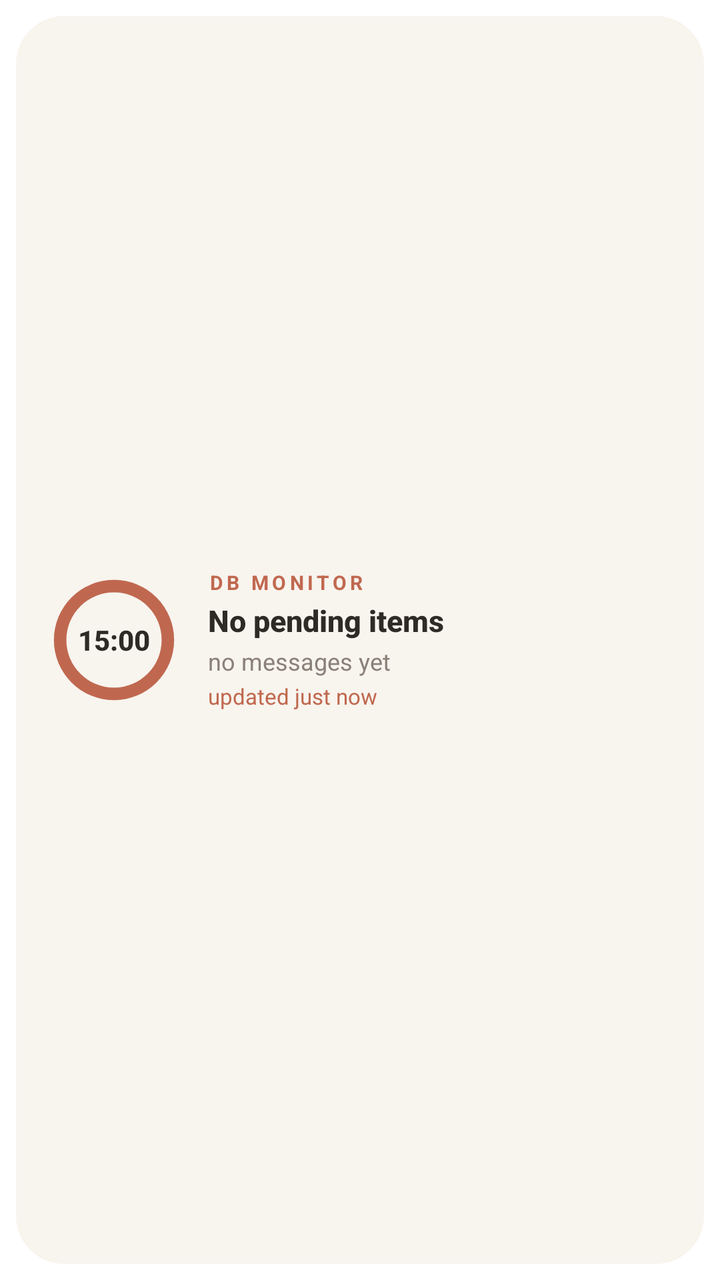
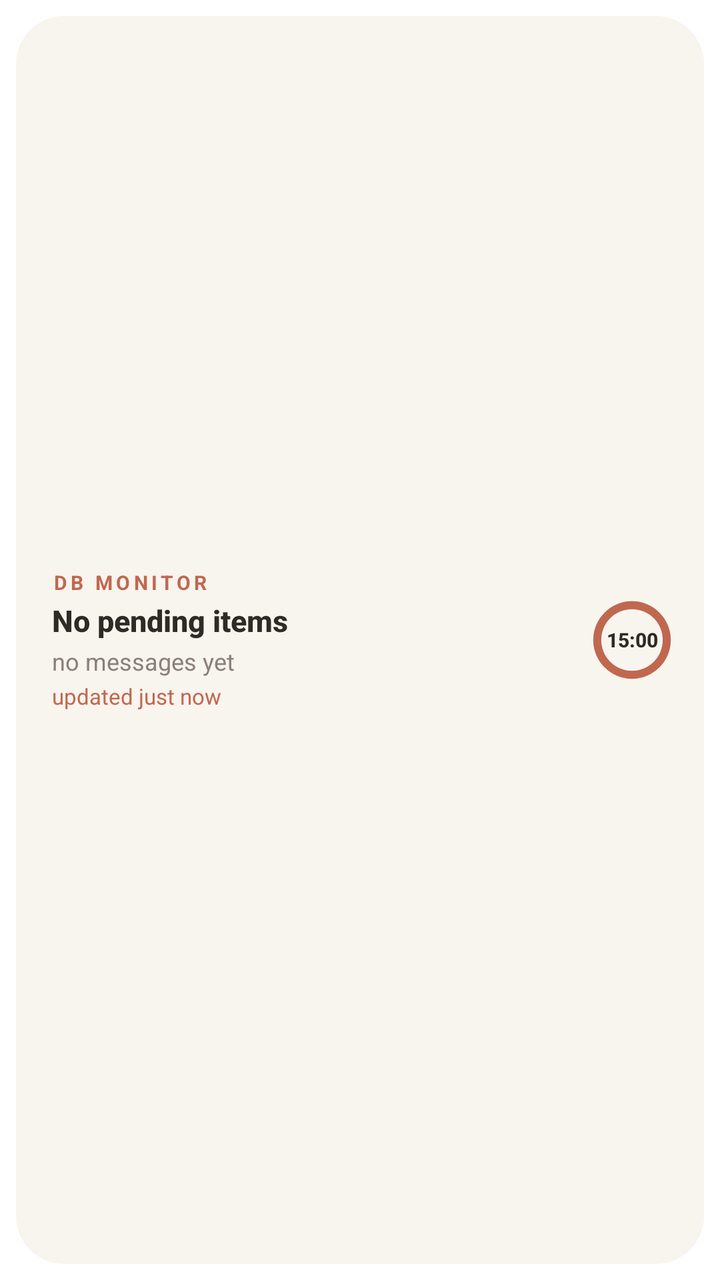

Screens rendered from an Android XML layout before and after an edit, with the pre-edit source and the edit as a unified diff.
<!-- AndroidManifest.xml: fallback theme Theme.MaterialComponents.DayNight.NoActionBar -->
<!-- res/layout/soft_day_widget.xml -->
<?xml version="1.0" encoding="utf-8"?>
<FrameLayout xmlns:android="http://schemas.android.com/apk/res/android"
    android:id="@+id/widget_root"
    android:layout_width="match_parent"
    android:layout_height="match_parent"
    android:padding="8dp">

    <LinearLayout
        android:id="@+id/widget_card"
        android:layout_width="match_parent"
        android:layout_height="match_parent"
        android:orientation="horizontal"
        android:gravity="center_vertical"
        android:background="@drawable/widget_card_bg"
        android:paddingStart="18dp"
        android:paddingEnd="18dp"
        android:paddingTop="14dp"
        android:paddingBottom="14dp">

        
        <FrameLayout
            android:layout_width="62dp"
            android:layout_height="62dp">

            <ProgressBar
                android:id="@+id/widget_ring"
                style="?android:attr/progressBarStyleHorizontal"
                android:layout_width="62dp"
                android:layout_height="62dp"
                android:progressDrawable="@drawable/widget_ring"
                android:max="900"
                android:progress="900"
                android:indeterminate="false"/>

            <TextView
                android:id="@+id/widget_countdown"
                android:layout_width="match_parent"
                android:layout_height="match_parent"
                android:gravity="center"
                android:text="15:00"
                android:textColor="@color/widget_heading"
                android:textSize="14sp"
                android:textStyle="bold"
                android:fontFamily="sans-serif-medium"/>
        </FrameLayout>

        <LinearLayout
            android:layout_width="0dp"
            android:layout_height="wrap_content"
            android:layout_weight="1"
            android:layout_marginStart="16dp"
            android:orientation="vertical">

            <TextView
                android:id="@+id/widget_title"
                android:layout_width="match_parent"
                android:layout_height="wrap_content"
                android:text="DB MONITOR"
                android:textColor="@color/widget_accent"
                android:textSize="10sp"
                android:letterSpacing="0.18"
                android:textStyle="bold"/>

            <TextView
                android:id="@+id/widget_pending"
                android:layout_width="match_parent"
                android:layout_height="wrap_content"
                android:layout_marginTop="2dp"
                android:text="No pending items"
                android:textColor="@color/widget_heading"
                android:textSize="15sp"
                android:textStyle="bold"
                android:fontFamily="sans-serif-medium"/>

            <TextView
                android:id="@+id/widget_latest"
                android:layout_width="match_parent"
                android:layout_height="wrap_content"
                android:layout_marginTop="2dp"
                android:maxLines="1"
                android:ellipsize="end"
                android:text="no messages yet"
                android:textColor="@color/widget_muted"
                android:textSize="12sp"/>

            
            <TextView
                android:id="@+id/widget_updated"
                android:layout_width="match_parent"
                android:layout_height="wrap_content"
                android:layout_marginTop="2dp"
                android:maxLines="1"
                android:ellipsize="end"
                android:text="updated just now"
                android:textColor="@color/widget_accent"
                android:textSize="11sp"/>
        </LinearLayout>
    </LinearLayout>
</FrameLayout>
<!-- resources referenced by this layout -->
<resources>
  <color name="widget_accent">#C0684F</color>
  <color name="widget_heading">#2E2A26</color>
  <color name="widget_muted">#8A8078</color>
  <!-- drawable widget_card_bg (drawable) -->
  <?xml version="1.0" encoding="utf-8"?>
  <shape xmlns:android="http://schemas.android.com/apk/res/android"
      android:shape="rectangle">
      <solid android:color="@color/widget_card"/>
      <corners android:radius="24dp"/>
  </shape>
  <!-- drawable widget_ring (drawable) -->
  <?xml version="1.0" encoding="utf-8"?>
  <layer-list xmlns:android="http://schemas.android.com/apk/res/android">
      <item android:id="@android:id/background">
          <shape android:shape="ring"
              android:innerRadiusRatio="2.6"
              android:thicknessRatio="10"
              android:useLevel="false">
              <solid android:color="@color/widget_track"/>
          </shape>
      </item>
      <item android:id="@android:id/progress">
          <rotate
              android:fromDegrees="270"
              android:toDegrees="630">
              <shape android:shape="ring"
                  android:innerRadiusRatio="2.6"
                  android:thicknessRatio="10"
                  android:useLevel="true">
                  <solid android:color="@color/widget_accent"/>
              </shape>
          </rotate>
      </item>
  </layer-list>
  <color name="widget_card">#F8F4EE</color>
  <color name="widget_track">#D8D0C6</color>
</resources>

<!-- the commit's change to res/layout/soft_day_widget.xml (unified diff, before → after) -->
@@ -13,42 +13,15 @@
         android:gravity="center_vertical"
         android:background="@drawable/widget_card_bg"
         android:paddingStart="18dp"
-        android:paddingEnd="18dp"
+        android:paddingEnd="16dp"
         android:paddingTop="14dp"
         android:paddingBottom="14dp">
-
-        
-        <FrameLayout
-            android:layout_width="62dp"
-            android:layout_height="62dp">
-
-            <ProgressBar
-                android:id="@+id/widget_ring"
-                style="?android:attr/progressBarStyleHorizontal"
-                android:layout_width="62dp"
-                android:layout_height="62dp"
-                android:progressDrawable="@drawable/widget_ring"
-                android:max="900"
-                android:progress="900"
-                android:indeterminate="false"/>
-
-            <TextView
-                android:id="@+id/widget_countdown"
-                android:layout_width="match_parent"
-                android:layout_height="match_parent"
-                android:gravity="center"
-                android:text="15:00"
-                android:textColor="@color/widget_heading"
-                android:textSize="14sp"
-                android:textStyle="bold"
-                android:fontFamily="sans-serif-medium"/>
-        </FrameLayout>
 
         <LinearLayout
             android:layout_width="0dp"
             android:layout_height="wrap_content"
             android:layout_weight="1"
-            android:layout_marginStart="16dp"
+            android:layout_marginEnd="14dp"
             android:orientation="vertical">
 
             <TextView
@@ -95,5 +68,32 @@
                 android:textColor="@color/widget_accent"
                 android:textSize="11sp"/>
         </LinearLayout>
+
+        
+        <FrameLayout
+            android:layout_width="40dp"
+            android:layout_height="40dp">
+
+            <ProgressBar
+                android:id="@+id/widget_ring"
+                style="?android:attr/progressBarStyleHorizontal"
+                android:layout_width="40dp"
+                android:layout_height="40dp"
+                android:progressDrawable="@drawable/widget_ring"
+                android:max="900"
+                android:progress="900"
+                android:indeterminate="false"/>
+
+            <TextView
+                android:id="@+id/widget_countdown"
+                android:layout_width="match_parent"
+                android:layout_height="match_parent"
+                android:gravity="center"
+                android:text="15:00"
+                android:textColor="@color/widget_heading"
+                android:textSize="10sp"
+                android:textStyle="bold"
+                android:fontFamily="sans-serif-medium"/>
+        </FrameLayout>
     </LinearLayout>
 </FrameLayout>
